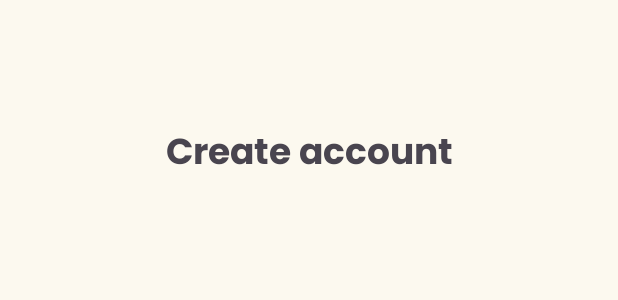
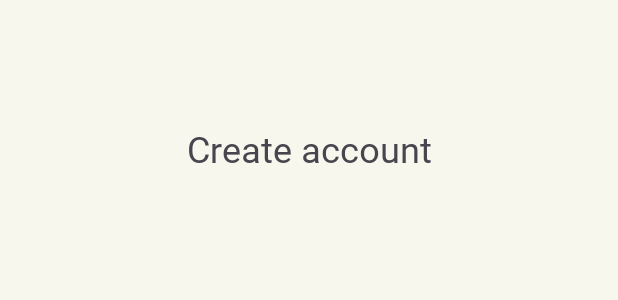
Before and after one commit to SihaoCheng123/MP_Android, an Android app: the layout activity_register.xml on its own in the app's theme, with its tools: preview values and no code run, on a phone screen of 412 x 824 dp. Shown: the top 300 px of the screen. Run offline under Robolectric (Android 15) with nearby library versions, the phone set to English and light mode, and no system bars.

Commit message:
cambios en colores

```diff
--- a/app/src/main/res/layout/activity_login.xml
+++ b/app/src/main/res/layout/activity_login.xml
@@ -12,7 +12,7 @@
         android:layout_width="match_parent"
         android:layout_height="match_parent"
         tools:context=".Login"
-        android:background="@color/md_theme_onBackground">
+        android:background="@color/md_theme_background">
 
         <androidx.constraintlayout.widget.Guideline
             android:id="@+id/guideline1"
--- a/app/src/main/res/layout/activity_register.xml
+++ b/app/src/main/res/layout/activity_register.xml
@@ -30,7 +30,7 @@
             app:layout_constraintStart_toStartOf="parent"
             app:layout_constraintEnd_toEndOf="parent"
             app:layout_constraintTop_toBottomOf="@id/gH1"
-            android:fontFamily="@font/poppins_bold" />
+            android:fontFamily="@font/Poppins_Bold" />
 
         <LinearLayout
             android:layout_width="match_parent"
--- a/app/src/main/res/values/colors.xml
+++ b/app/src/main/res/values/colors.xml
@@ -15,7 +15,7 @@
     <color name="md_theme_onError">#FFFFFF</color>
     <color name="md_theme_errorContainer">#FFDAD6</color>
     <color name="md_theme_onErrorContainer">#93000A</color>
-    <color name="md_theme_background">#FCF9EF</color>
+    <color name="md_theme_background">#F8F7ED</color>
     <color name="md_theme_onBackground">#1C1C16</color>
     <color name="md_theme_surface">#FCF9EF</color>
     <color name="md_theme_onSurface">#1C1C16</color>
```
